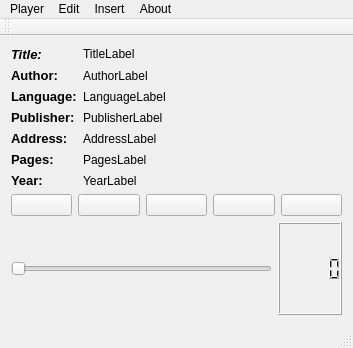
Before: the Qt Designer form player.ui in herbertc/Player, drawn with Qt 5.
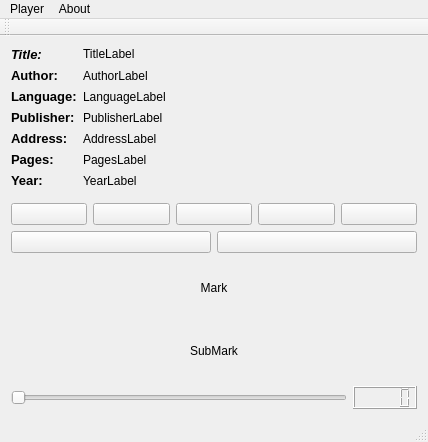
After: the same form once the commit is applied. Icons and pictures are not drawn.

Diff of the .ui file:
```diff
--- a/player.ui
+++ b/player.ui
@@ -6,8 +6,8 @@
    <rect>
     <x>0</x>
     <y>0</y>
-    <width>353</width>
-    <height>348</height>
+    <width>428</width>
+    <height>442</height>
    </rect>
   </property>
   <property name="windowTitle">
@@ -17,6 +17,9 @@
    <layout class="QVBoxLayout" name="verticalLayout">
     <item>
      <layout class="QFormLayout" name="formLayout">
+      <property name="fieldGrowthPolicy">
+       <enum>QFormLayout::AllNonFixedFieldsGrow</enum>
+      </property>
       <item row="0" column="0">
        <widget class="QLabel" name="staticTitleLabel">
         <property name="text">
@@ -210,15 +213,59 @@
      </layout>
     </item>
     <item>
-     <layout class="QHBoxLayout" name="horizontalLayout_3">
+     <layout class="QVBoxLayout" name="verticalLayout_2">
       <item>
+       <layout class="QHBoxLayout" name="horizontalLayout_2">
+        <item>
+         <widget class="QPushButton" name="upLevelButton">
+          <property name="text">
+           <string/>
+          </property>
+          <property name="icon">
+           <iconset resource="resource.qrc">
+            <normaloff>:/images/up.png</normaloff>:/images/up.png</iconset>
+          </property>
+         </widget>
+        </item>
+        <item>
+         <widget class="QPushButton" name="downLevelButton">
+          <property name="text">
+           <string/>
+          </property>
+          <property name="icon">
+           <iconset resource="resource.qrc">
+            <normaloff>:/images/down.png</normaloff>:/images/down.png</iconset>
+          </property>
+         </widget>
+        </item>
+       </layout>
+      </item>
+      <item>
+       <widget class="QLabel" name="markLabel">
+        <property name="text">
+         <string>&lt;html&gt;&lt;head/&gt;&lt;body&gt;&lt;p align=&quot;center&quot;&gt;Mark&lt;/p&gt;&lt;/body&gt;&lt;/html&gt;</string>
+        </property>
+       </widget>
+      </item>
+      <item>
+       <widget class="QLabel" name="subMarkLabel">
+        <property name="text">
+         <string>&lt;html&gt;&lt;head/&gt;&lt;body&gt;&lt;p align=&quot;center&quot;&gt;SubMark&lt;/p&gt;&lt;/body&gt;&lt;/html&gt;</string>
+        </property>
+       </widget>
+      </item>
+     </layout>
+    </item>
+    <item>
+     <layout class="QGridLayout" name="gridLayout">
+      <item row="0" column="2">
        <widget class="QSlider" name="songSlider">
         <property name="orientation">
          <enum>Qt::Horizontal</enum>
         </property>
        </widget>
       </item>
-      <item>
+      <item row="0" column="3">
        <widget class="QLCDNumber" name="lcdNumber"/>
       </item>
      </layout>
@@ -230,7 +277,7 @@
     <rect>
      <x>0</x>
      <y>0</y>
-     <width>353</width>
+     <width>428</width>
      <height>20</height>
     </rect>
    </property>
@@ -245,26 +292,12 @@
     <addaction name="separator"/>
     <addaction name="actionRecent_Files"/>
    </widget>
-   <widget class="QMenu" name="menuEdit">
-    <property name="title">
-     <string>Edit</string>
-    </property>
-    <addaction name="actionCopy"/>
-    <addaction name="actionPaste"/>
-   </widget>
-   <widget class="QMenu" name="menuInsert">
-    <property name="title">
-     <string>Insert</string>
-    </property>
-   </widget>
    <widget class="QMenu" name="menuAbout">
     <property name="title">
      <string>About</string>
     </property>
    </widget>
    <addaction name="menuPlayer"/>
-   <addaction name="menuEdit"/>
-   <addaction name="menuInsert"/>
    <addaction name="menuAbout"/>
   </widget>
   <widget class="QStatusBar" name="statusBar"/>
```
Left out of the diff: 6 changed lines with no effect on the pictures.
